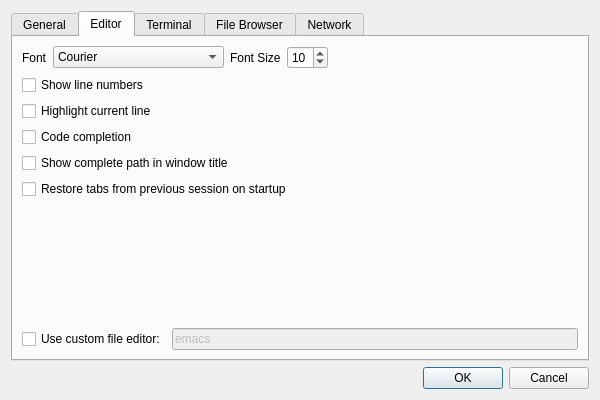
The window that libgui/src/settings-dialog.ui (ctaggart/octave) describes before a commit, drawn with Qt 5.
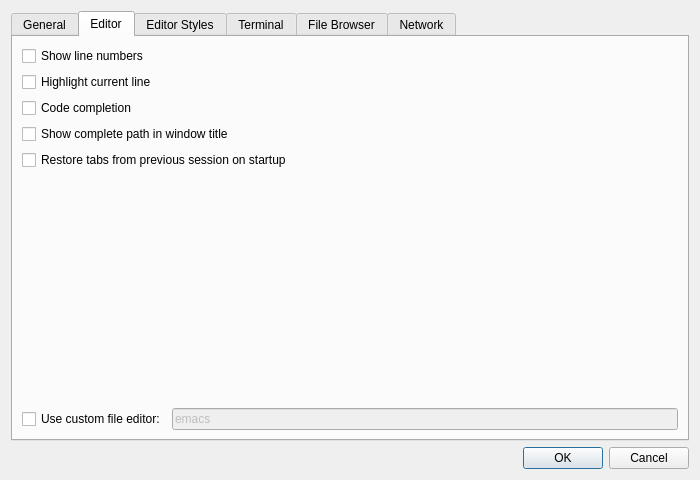
The same window after the commit. The open tabs and pages were chosen to show the change.

Commit message: gui: individually configurable styles of the editor lexers

```diff
--- a/libgui/src/settings-dialog.ui
+++ b/libgui/src/settings-dialog.ui
@@ -9,20 +9,20 @@
    <rect>
     <x>0</x>
     <y>0</y>
-    <width>600</width>
-    <height>400</height>
+    <width>700</width>
+    <height>480</height>
    </rect>
   </property>
   <property name="minimumSize">
    <size>
-    <width>600</width>
-    <height>400</height>
+    <width>700</width>
+    <height>480</height>
    </size>
   </property>
   <property name="maximumSize">
    <size>
-    <width>600</width>
-    <height>400</height>
+    <width>700</width>
+    <height>480</height>
    </size>
   </property>
   <property name="windowTitle">
@@ -157,58 +157,7 @@
        <item>
         <layout class="QVBoxLayout" name="verticalLayout_5">
          <item>
-          <layout class="QHBoxLayout" name="horizontalLayout_4">
-           <item>
-            <widget class="QLabel" name="label_8">
-             <property name="text">
-              <string>Font</string>
-             </property>
-            </widget>
-           </item>
-           <item>
-            <widget class="QFontComboBox" name="editor_fontName">
-             <property name="editable">
-              <bool>false</bool>
-             </property>
-             <property name="fontFilters">
-              <set>QFontComboBox::MonospacedFonts</set>
-             </property>
-            </widget>
-           </item>
-           <item>
-            <widget class="QLabel" name="label_9">
-             <property name="text">
-              <string>Font Size</string>
-             </property>
-            </widget>
-           </item>
-           <item>
-            <widget class="QSpinBox" name="editor_fontSize">
-             <property name="minimum">
-              <number>2</number>
-             </property>
-             <property name="maximum">
-              <number>96</number>
-             </property>
-             <property name="value">
-              <number>10</number>
-             </property>
-            </widget>
-           </item>
-           <item>
-            <spacer name="horizontalSpacer_4">
-             <property name="orientation">
-              <enum>Qt::Horizontal</enum>
-             </property>
-             <property name="sizeHint" stdset="0">
-              <size>
-               <width>40</width>
-               <height>20</height>
-              </size>
-             </property>
-            </spacer>
-           </item>
-          </layout>
+          <layout class="QHBoxLayout" name="horizontalLayout_4"/>
          </item>
          <item>
           <widget class="QCheckBox" name="editor_showLineNumbers">
@@ -298,6 +247,21 @@
        </item>
       </layout>
      </widget>
+     <widget class="QWidget" name="tab_6">
+      <attribute name="title">
+       <string>Editor Styles</string>
+      </attribute>
+      <widget class="QTabWidget" name="tabs_editor_styles">
+       <property name="geometry">
+        <rect>
+         <x>2</x>
+         <y>9</y>
+         <width>671</width>
+         <height>381</height>
+        </rect>
+       </property>
+      </widget>
+     </widget>
      <widget class="QWidget" name="tab_5">
       <attribute name="title">
        <string>Terminal</string>
```
The commit also changes 8 other files.
